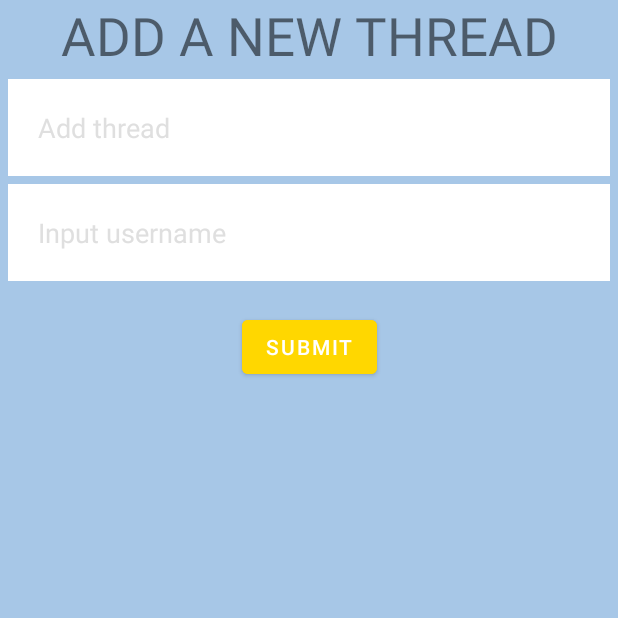
After one commit to joezhao2/ce2006, an Android app: the ThreadAddActivity screen opened directly, with no data from a screen before it, on a phone screen of 412 x 824 dp, the top half of it. The commit adds this screen. Run offline under Robolectric (Android 15) with nearby library versions, the phone set to English and light mode, and no system bars; our stand-ins replace Firebase (no records; nobody signed in at launch, a user with empty details on screens opened directly).

Commit message:
addedthreadmovetonewactivity/minoruichanges

```diff
--- a/app/src/main/AndroidManifest.xml
+++ b/app/src/main/AndroidManifest.xml
@@ -13,6 +13,9 @@
         android:roundIcon="@mipmap/ic_launcher_round"
         android:supportsRtl="true"
         android:theme="@style/Theme.GMods">
+        <activity
+            android:name=".ThreadAddActivity"
+            android:exported="false" />
         <activity
             android:name=".LogoutActivity"
             android:exported="false" />
--- a/app/src/main/java/com/example/gmodsv1/ThreadActivity.java
+++ b/app/src/main/java/com/example/gmodsv1/ThreadActivity.java
@@ -38,6 +38,7 @@ public class ThreadActivity extends AppCompatActivity {
     protected void onCreate(Bundle savedInstanceState) {
         super.onCreate(savedInstanceState);
         setContentView(R.layout.activity_thread);
+        getSupportActionBar().hide();
 
         ListView commentlistview = findViewById(R.id.commentlist);
         adapter = new ArrayAdapter<String>(
@@ -51,7 +52,7 @@ public class ThreadActivity extends AppCompatActivity {
         Intent intent = getIntent();
         String title = intent.getStringExtra("threadtitle");
         String s=intent.getStringExtra("course").substring(0,6);
-        String s1=intent.getStringExtra("course").substring(6);
+        String s1=intent.getStringExtra("course").substring(6,26);
         TextView threadtitle = findViewById(R.id.threadtitle);
         threadtitle.setText(title);
         Log.d("coursename",s);
--- /dev/null
+++ b/app/src/main/java/com/example/gmodsv1/ThreadAddActivity.java
@@ -0,0 +1,72 @@
+package com.example.gmodsv1;
+
+import androidx.appcompat.app.AppCompatActivity;
+import androidx.recyclerview.widget.LinearLayoutManager;
+import androidx.recyclerview.widget.RecyclerView;
+
+import android.content.Intent;
+import android.os.Bundle;
+import android.util.Log;
+import android.view.View;
+import android.widget.EditText;
+
+import com.google.firebase.firestore.FirebaseFirestore;
+import com.google.firebase.firestore.SetOptions;
+
+import java.util.Arrays;
+import java.util.HashMap;
+import java.util.List;
+import java.util.Map;
+
+public class ThreadAddActivity extends AppCompatActivity {
+    private FirebaseFirestore mDb = FirebaseFirestore.getInstance();
+    private static final String MODULES = "modules";
+    RecyclerView recyclerView;
+    LinearLayoutManager layoutManager;
+    List<ModelClass> userList;
+    Adapter adapter;
+    private Adapter.RecyclerViewClickListener listener;
+
+    @Override
+    protected void onCreate(Bundle savedInstanceState) {
+        super.onCreate(savedInstanceState);
+        setContentView(R.layout.activity_thread_add);
+        getSupportActionBar().hide();
+        Intent intent = getIntent();
+        String s = intent.getStringExtra("course");
+    }
+    public void onSubmitClickThread2(View view){
+        EditText user=findViewById(R.id.useradd2);
+        EditText thread=findViewById(R.id.threadadd2);
+        String u=user.getText().toString();
+        String t=thread.getText().toString();
+        Intent intent = getIntent();
+        String s = intent.getStringExtra("course");
+        Map<String, Object> data = new HashMap<>();
+
+        String id = mDb.collection(MODULES).document(s).collection("thread").document().getId();
+        Log.d("id",id);
+        data.put("comments", Arrays.asList(""));
+        mDb.collection(MODULES)
+                .document(s)
+                .collection("thread")
+                .document(id)
+                .set(data);
+
+
+        Map<String, String> data2 = new HashMap<>();
+        data2.put("userName",u);
+        data2.put("message",t);
+        mDb.collection(MODULES)
+                .document(s)
+                .collection("thread")
+                .document(id)
+                .set(data2, SetOptions.merge());
+        //initRecyclerView(s);
+
+        intent = new Intent(ThreadAddActivity.this,listviewonclick2.class);
+        intent.putExtra("course",s);
+        startActivity(intent);
+
+    }
+}
--- a/app/src/main/res/layout/activity_thread.xml
+++ b/app/src/main/res/layout/activity_thread.xml
@@ -3,7 +3,7 @@
     android:layout_width="match_parent"
     android:layout_height="match_parent"
     xmlns:app="http://schemas.android.com/apk/res-auto"
-    android:background="@drawable/skyline2"
+    android:background="#A7C7E7"
     android:orientation="vertical">
 
     <TextView
--- /dev/null
+++ b/app/src/main/res/layout/activity_thread_add.xml
@@ -0,0 +1,61 @@
+<?xml version="1.0" encoding="utf-8"?>
+<androidx.constraintlayout.widget.ConstraintLayout xmlns:android="http://schemas.android.com/apk/res/android"
+    xmlns:app="http://schemas.android.com/apk/res-auto"
+    xmlns:tools="http://schemas.android.com/tools"
+    android:layout_width="match_parent"
+    android:layout_height="match_parent"
+    tools:context=".ThreadAddActivity"
+    android:background="#A7C7E7">
+    <TextView
+        android:layout_width="match_parent"
+        android:layout_height="wrap_content"
+        android:id="@+id/header"
+        android:text="ADD A NEW THREAD"
+        app:layout_constraintTop_toTopOf="parent"
+        android:gravity="center_horizontal"
+        android:textSize="35dp"
+        />
+    <EditText
+        android:id="@+id/threadadd2"
+        android:layout_width="match_parent"
+        android:layout_height="wrap_content"
+        app:layout_constraintTop_toBottomOf="@id/header"
+        android:hint="Add thread"
+        android:textColor="@color/black"
+        android:textColorHint="@color/grey"
+        android:inputType="text"
+        android:selectAllOnFocus="true"
+        android:layout_margin="5dp"
+        android:padding="20dp"
+        android:background="#ffffff"
+        android:drawablePadding="20dp"
+        android:textSize="18sp" />
+    <EditText
+        android:id="@+id/useradd2"
+        android:layout_width="match_parent"
+        android:layout_height="wrap_content"
+        app:layout_constraintTop_toBottomOf="@id/threadadd2"
+        android:hint="Input username"
+        android:textColor="@color/black"
+        android:textColorHint="@color/grey"
+        android:inputType="text"
+        android:selectAllOnFocus="true"
+        android:layout_margin="5dp"
+        android:padding="20dp"
+        android:background="#ffffff"
+        android:drawablePadding="20dp"
+        android:textSize="18sp" />
+
+    <Button
+        android:id="@+id/subitcomment"
+        android:layout_width="wrap_content"
+        android:layout_height="wrap_content"
+        app:layout_constraintLeft_toLeftOf="parent"
+        app:layout_constraintRight_toRightOf="parent"
+        android:layout_marginTop="20dp"
+        android:backgroundTint="#FFD700"
+        android:onClick="onSubmitClickThread2"
+        android:text="Submit"
+        app:layout_constraintTop_toBottomOf="@id/useradd2"/>
+
+</androidx.constraintlayout.widget.ConstraintLayout>
```
Also changed, not shown: app/src/main/java/com/example/gmodsv1/listviewonclick2.java (+9 -33 lines), app/src/main/res/layout/activity_listviewonclick2.xml (+7 -36 lines), app/src/main/res/layout/thread_design.xml (+42 -37 lines).
